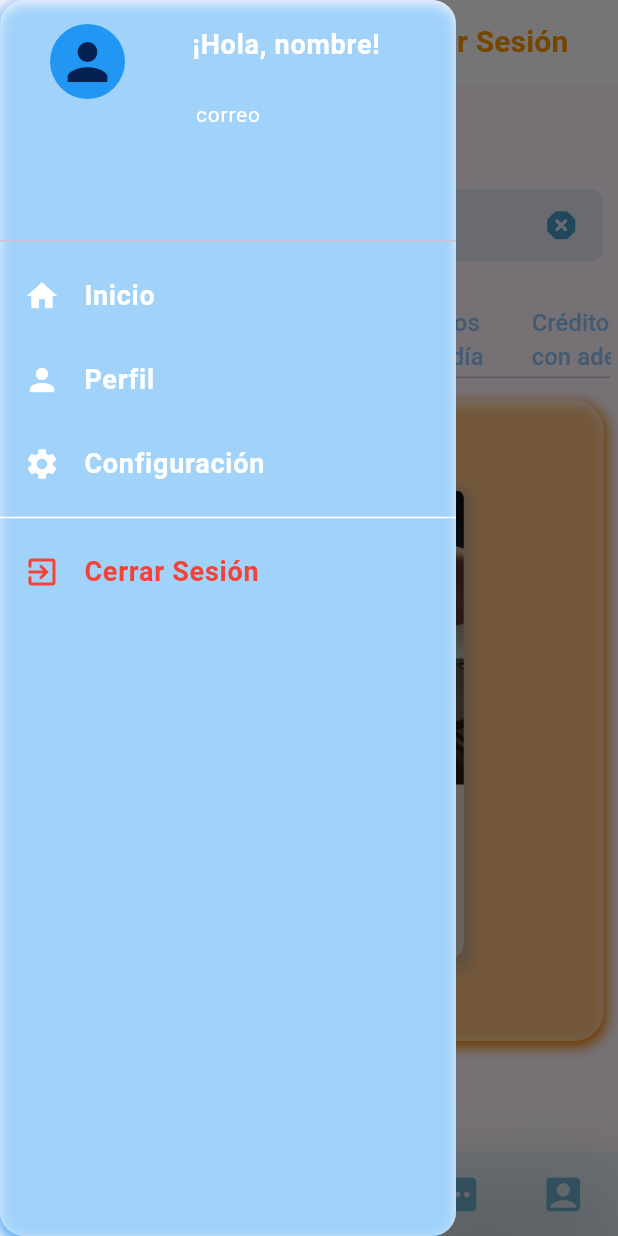
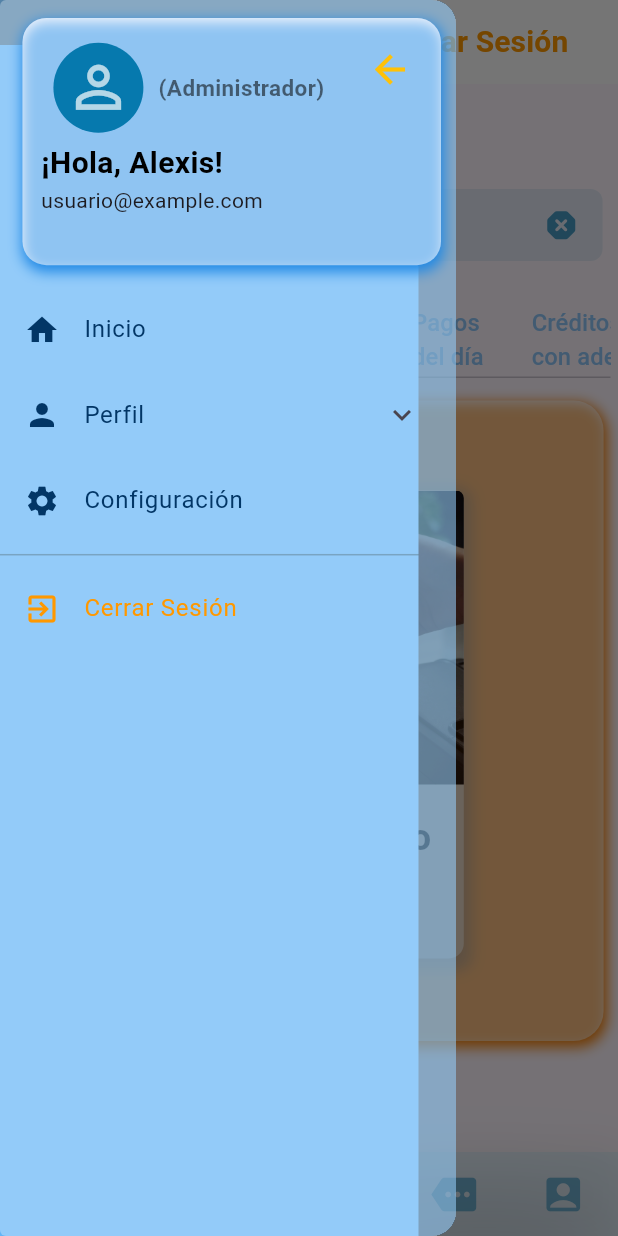
Before and after one commit to alexisortega/cobranzas, a Flutter app: the screen it shows once a user with an empty profile is signed in, item 2 of the bottom bar chosen, with the side drawer open, on a phone screen of 412 x 824 dp. Run offline on Flutter 3.47's test engine with Material 3 defaults, Android fonts, the light colour scheme and no system bars; drawn by our look-alikes of animated_bottom_navigation_bar; our stand-ins replace animate_do, cached_network_image, cloud_firestore, dropdown_search, firebase_auth, firebase_core and 11 more; missing offline and left inert: qr_code_scanner; accounts and stored records are empty.

Commit message:
se termino la interfaz del drawer, falta mostrar los datos de usuario

```diff
--- a/lib/ui/screens/custom_drawerpage.dart
+++ b/lib/ui/screens/custom_drawerpage.dart
@@ -3,147 +3,190 @@ import 'package:flutter/material.dart';
 import 'package:get/get.dart';
 
 class DrawerPage extends StatelessWidget {
-  const DrawerPage({super.key});
+  const DrawerPage({Key? key}) : super(key: key);
 
   @override
   Widget build(BuildContext context) {
     Size size = MediaQuery.of(context).size;
     return Drawer(
-      child: SingleChildScrollView(
+      backgroundColor: Colors.blue.withOpacity(0.4),
       child: Container(
-          height: size.height,
+        decoration: BoxDecoration(
+          color: Colors.white.withOpacity(.3),
+          borderRadius: BorderRadius.circular(4),
+          boxShadow: [
+            BoxShadow(
+              color: Colors.blue[300] as Color,
+              spreadRadius: 0,
+              blurRadius: 0,
+              offset: const Offset(-25, 30),
+            ),
+          ],
+        ),
+        child: Column(
+          children: [
+            Padding(
+              padding: const EdgeInsets.only(
+                  top: 12, left: 15, bottom: 15, right: 10),
+              child: Card(
+                margin: EdgeInsets.zero,
+                elevation: 0,
+                shape: RoundedRectangleBorder(
+                  borderRadius: BorderRadius.circular(16),
+                ),
+                child: Container(
+                  height: (size.height * 0.2),
+                  width: double.infinity,
                   decoration: BoxDecoration(
                     color: Colors.white.withOpacity(0.5),
                     borderRadius: BorderRadius.circular(16),
                     boxShadow: [
                       BoxShadow(
-                color: Colors.blue[400] as Color,
+                        color: Colors.blue[600] as Color,
                         spreadRadius: 1,
                         blurRadius: 7,
-                offset: const Offset(0, 3),
+                        offset: const Offset(1, 3),
                       ),
                     ],
                   ),
-          child: ListView(
-
+                  child: Stack(
                     children: [
-              const DrawerHeader(
-                decoration: BoxDecoration(
-                  color: Colors.transparent,
-                ),
-                child: SingleChildScrollView(
-                  child: Column(
-                    crossAxisAlignment: CrossAxisAlignment.start,
-                    children: [
-                      Row(
-                        mainAxisAlignment: MainAxisAlignment.spaceEvenly,
-                        crossAxisAlignment: CrossAxisAlignment.start,
+                      Positioned(
+                        top: size.height * 0.02,
+                        left: size.width * 0.05,
+                        child: Row(
                           children: [
                             CircleAvatar(
-                            radius: 25,
-                            backgroundColor: Colors.blue,
-                            child: Icon(
-                              Icons.person,
-                              color: Color.fromARGB(255, 5, 33, 82),
-                              size: 40,
+                              radius: 30,
+                              backgroundColor: Constants.blueColor,
+                              child: const Icon(Icons.person_outline,
+                                  size: 45.0, color: Colors.white70),
                             ),
+                            const SizedBox(
+                              width: 10,
                             ),
-                          SizedBox(height: 10, width: 10),
-                          Text(
-                            '¡Hola, nombre!',
+                            const Text("(Administrador)",
                                 style: TextStyle(
-                              color: Colors.white,
-                              fontSize: 18,
                                     fontWeight: FontWeight.bold,
-                            ),
-                          ),
-                          SizedBox(
-                            height: 10,
-                          ),
-                        ],
-                      ),
-                      Row(
-                        crossAxisAlignment: CrossAxisAlignment.end,
-                        mainAxisAlignment: MainAxisAlignment.spaceAround,
-                        children: [
-                          Text(
-                            "correo",
-                            style: TextStyle(
-                              color: Colors.white,
-                              fontSize: 14,
-                            ),
-                          ),
-                        ],
-                      )
+                                    fontSize: 15,
+                                    color: Colors.black54)),
                           ],
                         ),
                       ),
+                      Positioned(
+                        top: size.height * 0.1,
+                        left: size.width * 0.03,
+                        child: const Column(
+                          crossAxisAlignment: CrossAxisAlignment.start,
+                          children: [
+                            Text(
+                              '¡Hola, Alexis!',
+                              style: TextStyle(
+                                  fontSize: 20,
+                                  color: Colors.black,
+                                  fontWeight: FontWeight.bold),
                             ),
-              ListTile(
-                title: const Text(
-                  'Inicio',
-                  style: TextStyle(
-                    fontSize: 18,
-                    color: Colors.white,
-                    fontWeight: FontWeight.bold,
+                            Text('usuario@example.com',
+                                style: TextStyle(fontSize: 14)),
+                          ],
                         ),
                       ),
-                leading: const Icon(Icons.home, color: Colors.white),
-                onTap: () {
-                  // Lógica para navegar a la pantalla de inicio
-                  Navigator.pop(context); // Cierra el Drawer
+                      Positioned(
+                        top: 10,
+                        right: 10,
+                        child: IconButton(
+                          iconSize: 30,
+                          icon: const Icon(
+                            Icons.arrow_back,
+                            color: Colors.amber,
+                            applyTextScaling: false,
+                          ),
+                          onPressed: () {
+                            Get.back(); // Navegar hacia atrás
                           },
                         ),
-              ListTile(
-                title: const Text(
-                  'Perfil',
-                  style: TextStyle(
-                    fontSize: 18,
-                    color: Colors.white,
-                    fontWeight: FontWeight.bold,
-                  ),
-                ),
-                leading: const Icon(Icons.person, color: Colors.white),
-                onTap: () {
-                  // Lógica para navegar a la pantalla de perfil
-                  Navigator.pop(context); // Cierra el Drawer
-                },
-              ),
-              ListTile(
-                title: const Text(
-                  'Configuración',
-                  style: TextStyle(
-                    fontSize: 18,
-                    color: Colors.white,
-                    fontWeight: FontWeight.bold,
-                  ),
-                ),
-                leading: const Icon(Icons.settings, color: Colors.white),
-                onTap: () {
-                  // Lógica para navegar a la pantalla de configuración
-                  Navigator.pop(context); // Cierra el Drawer
-                },
-              ),
-              const Divider(color: Colors.white),
-              ListTile(
-                title: const Text(
-                  'Cerrar Sesión',
-                  style: TextStyle(
-                    fontSize: 18,
-                    color: Colors.red,
-                    fontWeight: FontWeight.bold,
-                  ),
-                ),
-                leading: const Icon(Icons.exit_to_app, color: Colors.red),
-                onTap: () {
-                  // Lógica para cerrar sesión
-                  Navigator.pop(context); // Cierra el Drawer
-                },
                       ),
                     ],
                   ),
                 ),
               ),
+            ),
+            Expanded(
+              child: ListView(
+                padding: EdgeInsets.zero,
+                children: <Widget>[
+                  createDrawerItem(
+                    icon: Icons.home,
+                    text: 'Inicio',
+                    onTap: () => Navigator.pop(context),
+                  ),
+                  createDrawerItem(
+                    icon: Icons.person,
+                    text: 'Perfil',
+                    onTap: () => Navigator.pop(context),
+                    subOptions: [
+                      createDrawerItem(
+                        icon: Icons.info,
+                        text: 'Información de Perfil',
+                        onTap: () {
+                          // Lógica para la subopción de Información de Perfil
+                          print('Perfil > Información de Perfil');
+                          Navigator.pop(context);
+                        },
+                      ),
+                      createDrawerItem(
+                        icon: Icons.settings,
+                        text: 'Configuración de Perfil',
+                        onTap: () {
+                          // Lógica para la subopción de Configuración de Perfil
+                          print('Perfil > Configuración de Perfil');
+                          Navigator.pop(context);
+                        },
+                      ),
+                    ],
+                  ),
+                  createDrawerItem(
+                    icon: Icons.settings,
+                    text: 'Configuración',
+                    onTap: () => Navigator.pop(context),
+                  ),
+                  Padding(
+                    padding: EdgeInsets.only(right: size.width * 0.06),
+                    child: Divider(color: Colors.blueGrey.withOpacity(0.5)),
+                  ),
+                  createDrawerItem(
+                    icon: Icons.exit_to_app,
+                    text: 'Cerrar Sesión',
+                    onTap: () => Navigator.pop(context),
+                    textColor: Constants.orangeColor,
+                  ),
+                ],
+              ),
+            ),
+          ],
+        ),
+      ),
+    );
+  }
+
+  Widget createDrawerItem({
+    required IconData icon,
+    required String text,
+    required VoidCallback onTap,
+    Color textColor = const Color.fromARGB(255, 2, 54, 102),
+    List<Widget>? subOptions,
+  }) {
+    return subOptions != null
+        ? ExpansionTile(
+
+            leading: Icon(icon, color: textColor),
+            title: Text(text, style: TextStyle(color: textColor)),
+            children: subOptions,
+          )
+        : ListTile(
+            leading: Icon(icon, color: textColor),
+            title: Text(text, style: TextStyle(color: textColor)),
+            onTap: onTap,
           );
   }
 }
```
Also changed, not shown: 2 other files. Lines whose indentation alone changed are shown as unchanged.
